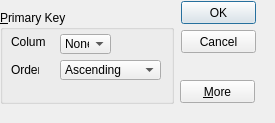
wty1990000/TY_repository, file Projects/Qt_learning/ExtensionDialog/extentiondialog.ui: the form before one commit.
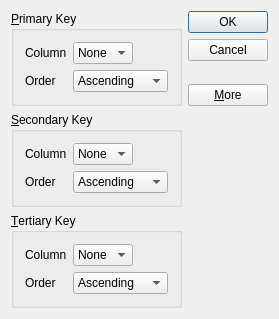
The form after the commit.

Diff of the .ui file:
```diff
--- a/Projects/Qt_learning/ExtensionDialog/extentiondialog.ui
+++ b/Projects/Qt_learning/ExtensionDialog/extentiondialog.ui
@@ -6,133 +6,249 @@
    <rect>
     <x>0</x>
     <y>0</y>
-    <width>275</width>
-    <height>123</height>
+    <width>263</width>
+    <height>306</height>
    </rect>
   </property>
   <property name="windowTitle">
    <string>ExtentionDialog</string>
   </property>
-  <widget class="QPushButton" name="okButton">
-   <property name="geometry">
-    <rect>
-     <x>181</x>
-     <y>1</y>
-     <width>75</width>
-     <height>23</height>
-    </rect>
-   </property>
-   <property name="text">
-    <string>OK</string>
-   </property>
-   <property name="default">
-    <bool>true</bool>
-   </property>
-  </widget>
-  <widget class="QPushButton" name="cancelButton">
-   <property name="geometry">
-    <rect>
-     <x>181</x>
-     <y>30</y>
-     <width>75</width>
-     <height>23</height>
-    </rect>
-   </property>
-   <property name="text">
-    <string>Cancel</string>
-   </property>
-  </widget>
-  <widget class="QGroupBox" name="groupBox">
-   <property name="geometry">
-    <rect>
-     <x>0</x>
-     <y>10</y>
-     <width>174</width>
-     <height>94</height>
-    </rect>
-   </property>
-   <property name="title">
-    <string>&amp;Primary Key</string>
-   </property>
-   <widget class="QLabel" name="label">
-    <property name="geometry">
-     <rect>
-      <x>11</x>
-      <y>24</y>
-      <width>35</width>
-      <height>16</height>
-     </rect>
-    </property>
-    <property name="text">
-     <string>Column</string>
-    </property>
-   </widget>
-   <widget class="QLabel" name="label_2">
-    <property name="geometry">
-     <rect>
-      <x>11</x>
-      <y>52</y>
-      <width>28</width>
-      <height>16</height>
-     </rect>
-    </property>
-    <property name="text">
-     <string>Order</string>
-    </property>
-   </widget>
-   <widget class="QComboBox" name="comboBox">
-    <property name="geometry">
-     <rect>
-      <x>60</x>
-      <y>24</y>
-      <width>51</width>
-      <height>20</height>
-     </rect>
-    </property>
-    <item>
-     <property name="text">
-      <string>None</string>
+  <layout class="QGridLayout" name="gridLayout_4">
+   <item row="0" column="0">
+    <widget class="QGroupBox" name="primaryGroupBox">
+     <property name="title">
+      <string>&amp;Primary Key</string>
      </property>
-    </item>
-   </widget>
-   <widget class="QComboBox" name="comboBox_2">
-    <property name="geometry">
-     <rect>
-      <x>60</x>
-      <y>50</y>
-      <width>101</width>
-      <height>20</height>
-     </rect>
-    </property>
-    <item>
-     <property name="text">
-      <string>Ascending</string>
+     <layout class="QGridLayout" name="gridLayout">
+      <item row="0" column="0">
+       <widget class="QLabel" name="label">
+        <property name="text">
+         <string>Column</string>
+        </property>
+       </widget>
+      </item>
+      <item row="0" column="1">
+       <widget class="QComboBox" name="primaryColumnCombo">
+        <item>
+         <property name="text">
+          <string>None</string>
+         </property>
+        </item>
+       </widget>
+      </item>
+      <item row="0" column="2">
+       <spacer name="horizontalSpacer">
+        <property name="orientation">
+         <enum>Qt::Horizontal</enum>
+        </property>
+        <property name="sizeHint" stdset="0">
+         <size>
+          <width>41</width>
+          <height>20</height>
+         </size>
+        </property>
+       </spacer>
+      </item>
+      <item row="1" column="0">
+       <widget class="QLabel" name="label_2">
+        <property name="text">
+         <string>Order</string>
+        </property>
+       </widget>
+      </item>
+      <item row="1" column="1" colspan="2">
+       <widget class="QComboBox" name="primaryOrderCombo">
+        <item>
+         <property name="text">
+          <string>Ascending</string>
+         </property>
+        </item>
+        <item>
+         <property name="text">
+          <string>Descending</string>
+         </property>
+        </item>
+       </widget>
+      </item>
+     </layout>
+    </widget>
+   </item>
+   <item row="0" column="1" rowspan="2">
+    <layout class="QVBoxLayout" name="verticalLayout">
+     <item>
+      <widget class="QPushButton" name="okButton">
+       <property name="text">
+        <string>OK</string>
+       </property>
+       <property name="default">
+        <bool>true</bool>
+       </property>
+      </widget>
+     </item>
+     <item>
+      <widget class="QPushButton" name="cancelButton">
+       <property name="text">
+        <string>Cancel</string>
+       </property>
+      </widget>
+     </item>
+     <item>
+      <spacer name="verticalSpacer">
+       <property name="orientation">
+        <enum>Qt::Vertical</enum>
+       </property>
+       <property name="sizeHint" stdset="0">
+        <size>
+         <width>20</width>
+         <height>0</height>
+        </size>
+       </property>
+      </spacer>
+     </item>
+     <item>
+      <widget class="QPushButton" name="moreButton">
+       <property name="text">
+        <string>&amp;More</string>
+       </property>
+       <property name="checkable">
+        <bool>true</bool>
+       </property>
+      </widget>
+     </item>
+    </layout>
+   </item>
+   <item row="1" column="0">
+    <spacer name="verticalSpacer_2">
+     <property name="orientation">
+      <enum>Qt::Vertical</enum>
      </property>
-    </item>
-    <item>
-     <property name="text">
-      <string>Descending</string>
+     <property name="sizeHint" stdset="0">
+      <size>
+       <width>20</width>
+       <height>27</height>
+      </size>
      </property>
-    </item>
-   </widget>
-  </widget>
-  <widget class="QPushButton" name="moreButton">
-   <property name="geometry">
-    <rect>
-     <x>180</x>
-     <y>80</y>
-     <width>75</width>
-     <height>23</height>
-    </rect>
-   </property>
-   <property name="text">
-    <string>&amp;More</string>
-   </property>
-   <property name="checkable">
-    <bool>true</bool>
-   </property>
-  </widget>
-  <zorder>okButton</zorder>
+    </spacer>
+   </item>
+   <item row="2" column="0">
+    <widget class="QGroupBox" name="secondaryGroupBox">
+     <property name="title">
+      <string>&amp;Secondary Key</string>
+     </property>
+     <layout class="QGridLayout" name="gridLayout_2">
+      <item row="0" column="0">
+       <widget class="QLabel" name="label_3">
+        <property name="text">
+         <string>Column</string>
+        </property>
+       </widget>
+      </item>
+      <item row="0" column="1">
+       <widget class="QComboBox" name="secondaryColumnCombo">
+        <item>
+         <property name="text">
+          <string>None</string>
+         </property>
+        </item>
+       </widget>
+      </item>
+      <item row="0" column="2">
+       <spacer name="horizontalSpacer_2">
+        <property name="orientation">
+         <enum>Qt::Horizontal</enum>
+        </property>
+        <property name="sizeHint" stdset="0">
+         <size>
+          <width>40</width>
+          <height>20</height>
+         </size>
+        </property>
+       </spacer>
+      </item>
+      <item row="1" column="0">
+       <widget class="QLabel" name="label_4">
+        <property name="text">
+         <string>Order</string>
+        </property>
+       </widget>
+      </item>
+      <item row="1" column="1" colspan="2">
+       <widget class="QComboBox" name="secondaryOrderCombo">
+        <item>
+         <property name="text">
+          <string>Ascending</string>
+         </property>
+        </item>
+        <item>
+         <property name="text">
+          <string>Descending</string>
+         </property>
+        </item>
+       </widget>
+      </item>
+     </layout>
+    </widget>
+   </item>
+   <item row="3" column="0">
+    <widget class="QGroupBox" name="tertiaryGroupBox">
+     <property name="title">
+      <string>&amp;Tertiary Key</string>
+     </property>
+     <layout class="QGridLayout" name="gridLayout_3">
+      <item row="0" column="0">
+       <widget class="QLabel" name="label_5">
+        <property name="text">
+         <string>Column</string>
+        </property>
+       </widget>
+      </item>
+      <item row="0" column="1">
+       <widget class="QComboBox" name="tertiaryColumnCombo">
+        <item>
+         <property name="text">
+          <string>None</string>
+         </property>
+        </item>
+       </widget>
+      </item>
+      <item row="0" column="2">
+       <spacer name="horizontalSpacer_3">
+        <property name="orientation">
+         <enum>Qt::Horizontal</enum>
+        </property>
+        <property name="sizeHint" stdset="0">
+         <size>
+          <width>40</width>
+          <height>20</height>
+         </size>
+        </property>
+       </spacer>
+      </item>
+      <item row="1" column="0">
+       <widget class="QLabel" name="label_6">
+        <property name="text">
+         <string>Order</string>
+        </property>
+       </widget>
+      </item>
+      <item row="1" column="1" colspan="2">
+       <widget class="QComboBox" name="tertiaryOrderCombo">
+        <item>
+         <property name="text">
+          <string>Ascending</string>
+         </property>
+        </item>
+        <item>
+         <property name="text">
+          <string>Descending</string>
+         </property>
+        </item>
+       </widget>
+      </item>
+     </layout>
+    </widget>
+   </item>
+  </layout>
   <zorder>cancelButton</zorder>
   <zorder>moreButton</zorder>
   <zorder>groupBox</zorder>
```
Left out of the diff: 87 changed lines with no effect on the pictures.
